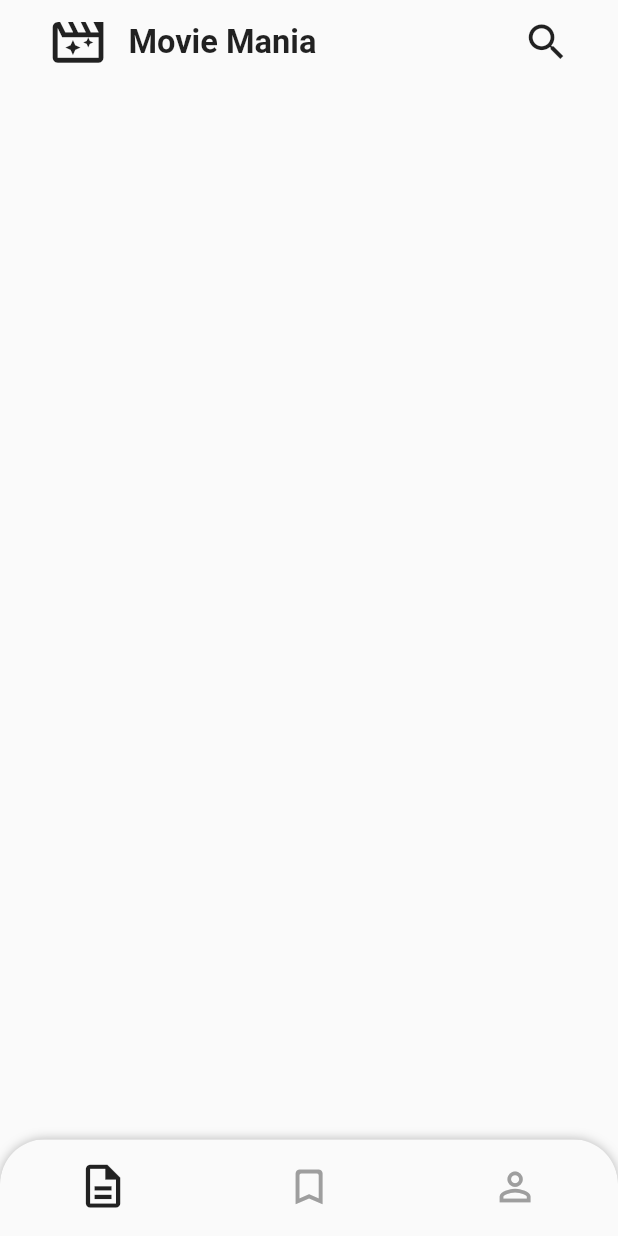
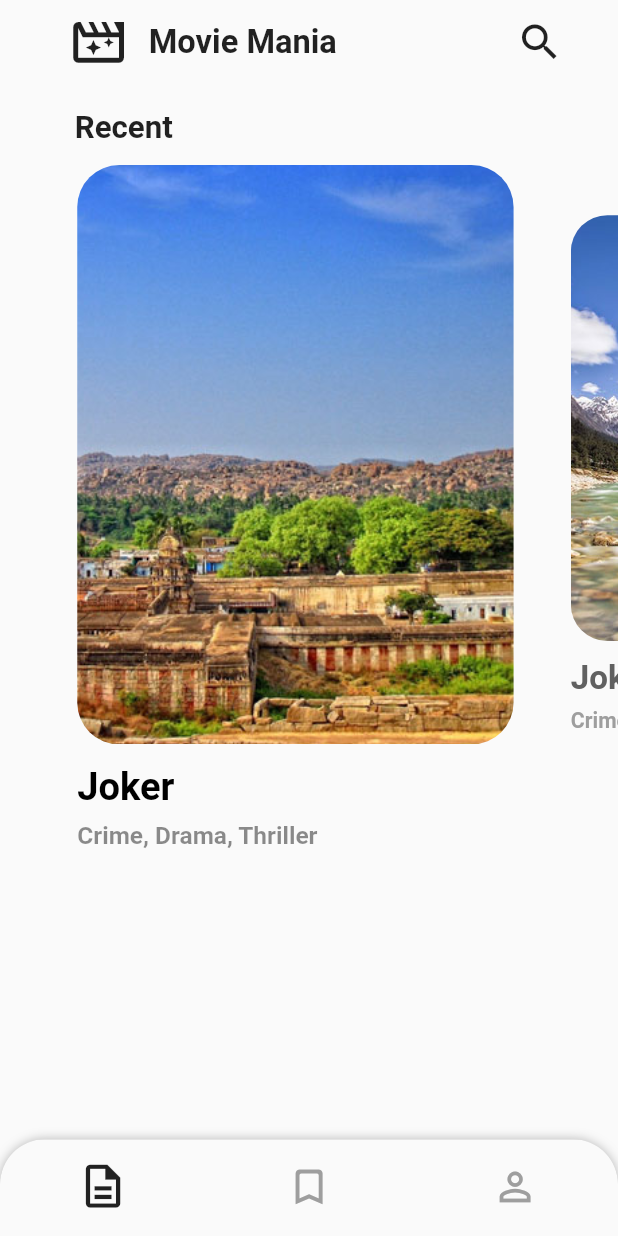
Before and after one commit to sahilgeekyants/Movie_Mania, a Flutter app: the screen it shows after launch, on a phone screen of 412 x 824 dp. Run offline on Flutter 3.47's test engine with Material 2 defaults, Android fonts, the phone set to English and light mode, and no system bars; drawn by our look-alikes of carousel_slider.

Commit message:
Added Recent image slider section in home screen with local images

```diff
--- a/lib/app.dart
+++ b/lib/app.dart
@@ -1,5 +1,5 @@
 import 'package:flutter/material.dart';
-import 'ui/home.dart';
+import 'ui/home_screen/home.dart';
 
 //Navigation key
 final GlobalKey<NavigatorState> navigatorKey = new GlobalKey<NavigatorState>();
--- a/lib/ui/home.dart
+++ /dev/null
@@ -1,151 +0,0 @@
-import 'package:flutter/material.dart';
-import 'package:carousel_slider/carousel_slider.dart';
-import 'package:flutter/services.dart';
-import 'package:movie_mania/utils/scale_config.dart';
-
-class Home extends StatefulWidget {
-  @override
-  _HomeState createState() => _HomeState();
-}
-
-class _HomeState extends State<Home> {
-  @override
-  void initState() {
-    super.initState();
-    // orfixientation for now
-    SystemChrome.setPreferredOrientations([
-      DeviceOrientation.portraitUp,
-    ]);
-  }
-
-  @override
-  void didChangeDependencies() {
-    super.didChangeDependencies();
-    //save values of scale config
-    SizeScaleConfig().calculateScaleRatios(context);
-  }
-
-  @override
-  void dispose() {
-    super.dispose();
-  }
-
-  final SizeScaleConfig scaleConfig = SizeScaleConfig();
-
-  @override
-  Widget build(BuildContext context) {
-    return Scaffold(
-      appBar: AppBar(
-        elevation: 0,
-        backgroundColor: Colors.transparent,
-        leading: IconButton(
-          padding: EdgeInsets.only(left: scaleConfig.scaleWidth(35)),
-          iconSize: scaleConfig.scaleWidth(45),
-          icon: Icon(
-            // Icons.movie_creation_rounded,
-            // Icons.theaters_outlined,
-            Icons.movie_filter_outlined,
-            color: Colors.black87,
-          ),
-          onPressed: () {},
-        ),
-        centerTitle: false,
-        title: Padding(
-          padding: EdgeInsets.only(left: scaleConfig.scaleWidth(15)),
-          child: Text(
-            'Movie Mania',
-            style: TextStyle(
-              color: Colors.black87,
-              fontSize: scaleConfig.scaleWidth(24),
-              fontWeight: FontWeight.bold,
-            ),
-          ),
-        ),
-        actions: <Widget>[
-          IconButton(
-            padding: EdgeInsets.only(right: scaleConfig.scaleWidth(35)),
-            iconSize: scaleConfig.scaleWidth(35),
-            icon: Icon(
-              Icons.search,
-              color: Colors.black87,
-            ),
-            onPressed: () {
-              print('Search button pressed');
-            },
-          ),
-        ],
-      ),
-      bottomNavigationBar: Container(
-          decoration: BoxDecoration(
-            borderRadius: BorderRadius.only(
-                topRight: Radius.circular(30), topLeft: Radius.circular(30)),
-            boxShadow: [
-              BoxShadow(color: Colors.black26, spreadRadius: 0, blurRadius: 5),
-            ],
-          ),
-          child: ClipRRect(
-            borderRadius: BorderRadius.only(
-              topLeft: Radius.circular(30.0),
-              topRight: Radius.circular(30.0),
-            ),
-            child: BottomNavigationBar(
-              type: BottomNavigationBarType.fixed,
-              currentIndex: 0,
-              // fixedColor: Colors.black87,
-              // unselectedItemColor: Colors.grey,
-              iconSize: scaleConfig.scaleWidth(30),
-              showSelectedLabels: false,
-              showUnselectedLabels: false,
-              selectedIconTheme: IconThemeData(
-                color: Colors.black87,
-                size: scaleConfig.scaleWidth(38),
-              ),
-              unselectedIconTheme: IconThemeData(
-                color: Colors.grey,
-                size: scaleConfig.scaleWidth(34),
-              ),
-              items: <BottomNavigationBarItem>[
-                BottomNavigationBarItem(
-                  icon: Icon(Icons.description_outlined),
-                  // activeIcon: Container(
-                  //   decoration: BoxDecoration(
-                  //     borderRadius: BorderRadius.all(Radius.circular(30)),
-                  //     color: Colors.grey[300],
-                  //   ),
-                  //   child: Row(
-                  //     mainAxisAlignment: MainAxisAlignment.spaceEvenly,
-                  //     mainAxisSize: MainAxisSize.min,
-                  //     children: <Widget>[
-                  //       Icon(Icons.description_outlined),
-                  //       Text(
-                  //         'Feed',
-                  //         style: TextStyle(
-                  //           color: Colors.black87,
-                  //           fontSize: scaleConfig.scaleWidth(17),
-                  //           fontWeight: FontWeight.bold,
-                  //         ),
-                  //       ),
-                  //     ],
-                  //   ),
-                  // ),
-                  label: 'Feed',
-                ),
-                BottomNavigationBarItem(
-                  icon: Icon(Icons.bookmark_outline_rounded),
-                  label: 'Bookmark',
-                ),
-                BottomNavigationBarItem(
-                  icon: Icon(Icons.person_outline),
-                  label: 'Person',
-                ),
-              ],
-            ),
-          )),
-      body: SafeArea(
-        top: false,
-        bottom: false,
-        child: Container(),
-      ),
-    );
-  }
-}
--- /dev/null
+++ b/lib/ui/home_screen/home.dart
@@ -0,0 +1,69 @@
+import 'package:flutter/material.dart';
+import 'package:flutter/services.dart';
+import 'package:movie_mania/utils/scale_config.dart';
+import 'home_app_bar.dart';
+import 'home_bottom_navigation_bar.dart';
+import 'recent_image_slider.dart';
+
+class Home extends StatefulWidget {
+  @override
+  _HomeState createState() => _HomeState();
+}
+
+class _HomeState extends State<Home> {
+  @override
+  void initState() {
+    super.initState();
+    // orfixientation for now
+    SystemChrome.setPreferredOrientations([
+      DeviceOrientation.portraitUp,
+    ]);
+  }
+
+  @override
+  void didChangeDependencies() {
+    super.didChangeDependencies();
+    //save values of scale config
+    SizeScaleConfig().calculateScaleRatios(context);
+  }
+
+  @override
+  void dispose() {
+    super.dispose();
+  }
+
+  final SizeScaleConfig scaleConfig = SizeScaleConfig();
+
+  @override
+  Widget build(BuildContext context) {
+    return Scaffold(
+      appBar: HomeAppBar.getAppBar(),
+      bottomNavigationBar: HomeBottomNavigationBar(),
+      body: SafeArea(
+        top: false,
+        bottom: false,
+        child: ListView(
+          children: <Widget>[
+            Padding(
+              padding: EdgeInsets.only(
+                left: scaleConfig.scaleWidth(55),
+                top: scaleConfig.scaleHeight(20),
+                bottom: scaleConfig.scaleHeight(15),
+              ),
+              child: Text(
+                'Recent',
+                style: TextStyle(
+                  color: Colors.black87,
+                  fontSize: scaleConfig.scaleWidth(23),
+                  fontWeight: FontWeight.bold,
+                ),
+              ),
+            ),
+            //Recent images
+            RecentImageSlider(),
+          ],
+        ),
+      ),
+    );
+  }
+}
--- /dev/null
+++ b/lib/ui/home_screen/home_app_bar.dart
@@ -0,0 +1,48 @@
+import 'package:flutter/material.dart';
+import 'package:movie_mania/utils/scale_config.dart';
+
+class HomeAppBar {
+  static getAppBar() {
+    final SizeScaleConfig scaleConfig = SizeScaleConfig();
+    return AppBar(
+      elevation: 0,
+      backgroundColor: Colors.transparent,
+      leading: IconButton(
+        padding: EdgeInsets.only(left: scaleConfig.scaleWidth(50)),
+        iconSize: scaleConfig.scaleWidth(45),
+        icon: Icon(
+          // Icons.movie_creation_rounded,
+          // Icons.theaters_outlined,
+          Icons.movie_filter_outlined,
+          color: Colors.black87,
+        ),
+        onPressed: () {},
+      ),
+      centerTitle: false,
+      title: Padding(
+        padding: EdgeInsets.only(left: scaleConfig.scaleWidth(30)),
+        child: Text(
+          'Movie Mania',
+          style: TextStyle(
+            color: Colors.black87,
+            fontSize: scaleConfig.scaleWidth(24),
+            fontWeight: FontWeight.bold,
+          ),
+        ),
+      ),
+      actions: <Widget>[
+        IconButton(
+          padding: EdgeInsets.only(right: scaleConfig.scaleWidth(40)),
+          iconSize: scaleConfig.scaleWidth(35),
+          icon: Icon(
+            Icons.search,
+            color: Colors.black87,
+          ),
+          onPressed: () {
+            print('Search button pressed');
+          },
+        ),
+      ],
+    );
+  }
+}
--- /dev/null
+++ b/lib/ui/home_screen/home_bottom_navigation_bar.dart
@@ -0,0 +1,76 @@
+import 'package:flutter/material.dart';
+import 'package:movie_mania/utils/scale_config.dart';
+
+class HomeBottomNavigationBar extends StatelessWidget {
+  final SizeScaleConfig scaleConfig = SizeScaleConfig();
+  @override
+  Widget build(BuildContext context) {
+    return Container(
+      decoration: BoxDecoration(
+        borderRadius: BorderRadius.only(
+            topRight: Radius.circular(30), topLeft: Radius.circular(30)),
+        boxShadow: [
+          BoxShadow(color: Colors.black26, spreadRadius: 0, blurRadius: 5),
+        ],
+      ),
+      child: ClipRRect(
+        borderRadius: BorderRadius.only(
+          topLeft: Radius.circular(30.0),
+          topRight: Radius.circular(30.0),
+        ),
+        child: BottomNavigationBar(
+          type: BottomNavigationBarType.fixed,
+          currentIndex: 0,
+          // fixedColor: Colors.black87,
+          // unselectedItemColor: Colors.grey,
+          iconSize: scaleConfig.scaleWidth(30),
+          showSelectedLabels: false,
+          showUnselectedLabels: false,
+          selectedIconTheme: IconThemeData(
+            color: Colors.black87,
+            size: scaleConfig.scaleWidth(38),
+          ),
+          unselectedIconTheme: IconThemeData(
+            color: Colors.grey,
+            size: scaleConfig.scaleWidth(34),
+          ),
+          items: <BottomNavigationBarItem>[
+            BottomNavigationBarItem(
+              icon: Icon(Icons.description_outlined),
+              // activeIcon: Container(
+              //   decoration: BoxDecoration(
+              //     borderRadius: BorderRadius.all(Radius.circular(30)),
+              //     color: Colors.grey[300],
+              //   ),
+              //   child: Row(
+              //     mainAxisAlignment: MainAxisAlignment.spaceEvenly,
+              //     mainAxisSize: MainAxisSize.min,
+              //     children: <Widget>[
+              //       Icon(Icons.description_outlined),
+              //       Text(
+              //         'Feed',
+              //         style: TextStyle(
+              //           color: Colors.black87,
+              //           fontSize: scaleConfig.scaleWidth(17),
+              //           fontWeight: FontWeight.bold,
+              //         ),
+              //       ),
+              //     ],
+              //   ),
+              // ),
+              label: 'Feed',
+            ),
+            BottomNavigationBarItem(
+              icon: Icon(Icons.bookmark_outline_rounded),
+              label: 'Bookmark',
+            ),
+            BottomNavigationBarItem(
+              icon: Icon(Icons.person_outline),
+              label: 'Person',
+            ),
+          ],
+        ),
+      ),
+    );
+  }
+}
--- /dev/null
+++ b/lib/ui/home_screen/recent_image_slider.dart
@@ -0,0 +1,118 @@
+import 'package:carousel_slider/carousel_slider.dart';
+import 'package:flutter/material.dart';
+import 'package:movie_mania/utils/image_data.dart';
+import 'package:movie_mania/utils/scale_config.dart';
+
+class RecentImageSlider extends StatefulWidget {
+  @override
+  _RecentImageSliderState createState() => _RecentImageSliderState();
+}
+
+class _RecentImageSliderState extends State<RecentImageSlider> {
+  final SizeScaleConfig scaleConfig = SizeScaleConfig();
+  //image data temporary
+  static final List<String> imageData = ImageData.getDestinationsData;
+  CarouselController sliderController;
+  int pageIndex;
+  @override
+  void initState() {
+    super.initState();
+    sliderController = CarouselController();
+    pageIndex = 0;
+  }
+
+  @override
+  void dispose() {
+    // sliderController.dispose();
+    super.dispose();
+  }
+
+  @override
+  Widget build(BuildContext context) {
+    // sliderController.nextPage()
+    return Container(
+      child: Column(
+        children: <Widget>[
+          CarouselSlider(
+            carouselController: sliderController,
+            options: CarouselOptions(
+              enableInfiniteScroll: false,
+              autoPlay: false,
+              aspectRatio: 0.8,
+              viewportFraction: 0.75,
+              enlargeCenterPage: true,
+              enlargeStrategy: CenterPageEnlargeStrategy.scale,
+              onPageChanged: (index, reson) {
+                print('old index: $pageIndex');
+                print('new index: $index');
+                setState(() {
+                  pageIndex = index;
+                });
+              },
+            ),
+            items: imageData.map((item) {
+              bool _isCenterPage = pageIndex == imageData.indexOf(item);
+              return Container(
+                child: Image.asset(
+                  item,
+                  fit: BoxFit.fitHeight,
+                  width: scaleConfig.scaleWidth(320),
+                  height: scaleConfig.scaleHeight(_isCenterPage ? 450 : 380),
+                  frameBuilder:
+                      (context, child, frame, wasSynchronouslyLoaded) {
+                    return Container(
+                      // color: Colors.yellowAccent,
+                      padding:
+                          EdgeInsets.only(right: scaleConfig.scaleWidth(20)),
+                      child: ListView(
+                        children: [
+                          //image
+                          Container(
+                            child: ClipRRect(
+                              borderRadius:
+                                  BorderRadius.all(Radius.circular(28)),
+                              child: child,
+                            ),
+                          ),
+                          //Movie Title
+                          Container(
+                            padding: EdgeInsets.only(
+                                top: scaleConfig.scaleHeight(15),
+                                bottom: scaleConfig.scaleHeight(10)),
+                            child: Text(
+                              'Joker',
+                              style: TextStyle(
+                                color: _isCenterPage
+                                    ? Colors.black
+                                    : Colors.grey[700],
+                                fontSize: scaleConfig.scaleWidth(28),
+                                fontWeight: FontWeight.bold,
+                              ),
+                            ),
+                          ),
+                          //Movie Tags
+                          Container(
+                            child: Text(
+                              'Crime, Drama, Thriller',
+                              style: TextStyle(
+                                color: _isCenterPage
+                                    ? Colors.black45
+                                    : Colors.grey,
+                                fontSize: scaleConfig.scaleWidth(18),
+                                fontWeight: FontWeight.bold,
+                              ),
+                            ),
+                          ),
+                        ],
+                      ),
+                    );
+                  },
+                ),
+              );
+            }).toList(),
+          ),
+        ],
+      ),
+    );
+  }
+}
--- /dev/null
+++ b/lib/utils/image_data.dart
@@ -0,0 +1,16 @@
+//Temporary image data for UI
+class ImageData {
+  static List<String> _destinations = [
+    'assets/images/Hampi.jpg',
+    'assets/images/Lachen.jpg',
+    'assets/images/Mysore-Dussehra.jpg',
+    'assets/images/Navaratri-in-Vadodara.jpg',
+    'assets/images/Shillong.jpg',
+    'assets/images/Srinagar.jpg',
+    'assets/images/Tawang-Gate.jpg',
+    'assets/images/Sundarbans.jpg',
+  ];
+  static List get getDestinationsData {
+    return _destinations;
+  }
+}
```
Also changed, not shown: lib/ui/movie_detail_screen/movie_detail.dart (renamed from lib/ui/movie_detail.dart).
